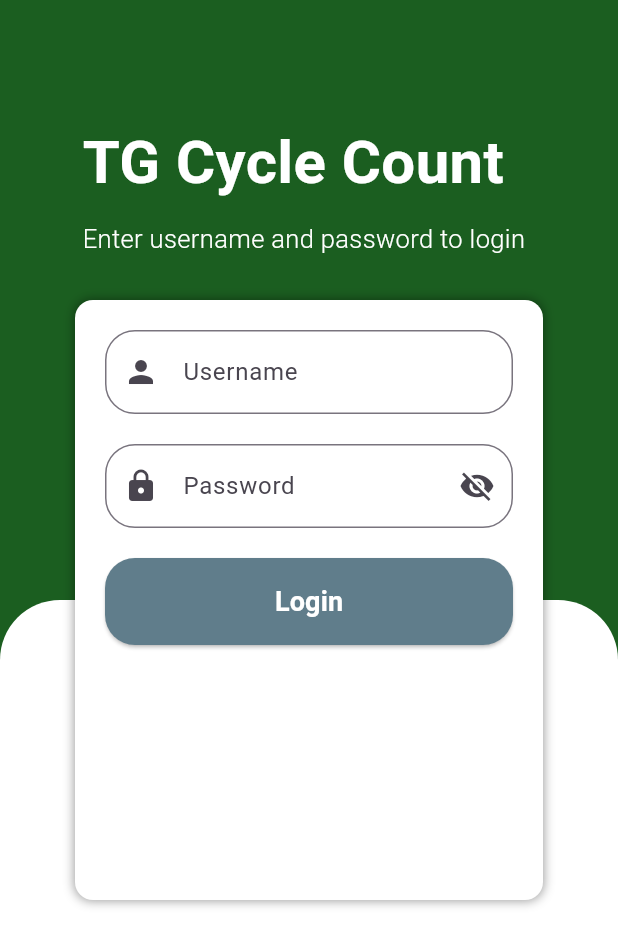
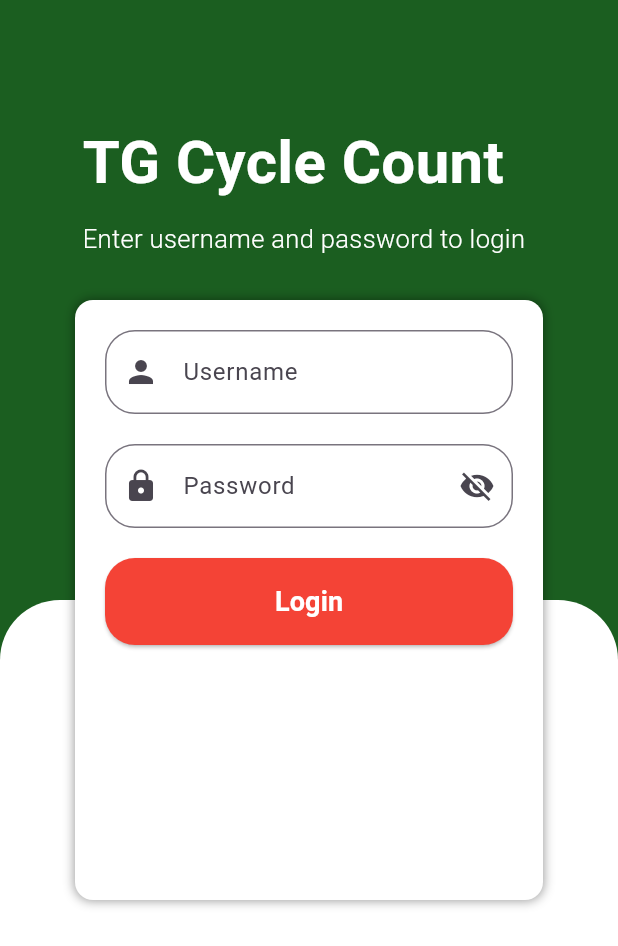
Before and after one commit to ABcDexter/Fun-with-Flutter, a Flutter app: the screen it shows after launch, on a phone screen of 412 x 824 dp. Shown: the top 946 px of the screen. Run offline on Flutter 3.47's test engine with Material 3 defaults, Android fonts, the light colour scheme and no system bars.

Commit message:
Cleaned main.dart

```diff
--- a/tg/lib/main.dart
+++ b/tg/lib/main.dart
@@ -1,5 +1,7 @@
+/* ***************
+    Imports
+**************** */
 import 'dart:convert';
-
 import 'package:flutter/cupertino.dart';
 import 'package:flutter/material.dart';
 import 'package:flutter/services.dart';
@@ -13,6 +15,9 @@ import 'package:tg/widget/tab-bar_widget.dart';
 import 'dart:convert';
 
 
+/*
+Login class to hold user credentials
+*/
 class Login {
   String username; // "VELOCITY",
   String password; // "JPY920",
@@ -31,6 +36,9 @@ class Login {
 
 }
 
+/* ***************
+  Main Function
+**************** */
 main() {
   runApp(MaterialApp(
     debugShowCheckedModeBanner: false,
@@ -196,7 +204,7 @@ class _LoginScreenState extends State<LoginScreen> {
                     width: double.infinity,
                     child: ElevatedButton(
                         style: ElevatedButton.styleFrom(
-                            backgroundColor: Colors.blueGrey,
+                            backgroundColor: Colors.red,
                             padding: const EdgeInsets.symmetric(vertical: 16),
                             shape: RoundedRectangleBorder(
                                 borderRadius: BorderRadius.circular(20))),
@@ -205,7 +213,9 @@ class _LoginScreenState extends State<LoginScreen> {
                             style: TextStyle(
                                 color: Colors.white,
                                 fontWeight: FontWeight.bold,
-                                fontSize: 18))),
+                                fontSize: 18)
+                                )
+                              ),
                   ),
 
                 ],
@@ -245,20 +255,13 @@ class _LoginScreenState extends State<LoginScreen> {
 
 
 class User {
-  String username; // "VELOCITY",
+  String username;     // "VELOCITY",
   String environment; // "JPY920",
-  String role;// "*ALL",
+  String role;       // "*ALL",
   String jasserver; // "http://c1y76088.ora.vtscloud.io:3001",
 
   User(this.username, this.environment, this.role, this.jasserver);
-  /*
-  User User(Map<String, dynamic> data){
-    this.username = data['username'];
-    this.environment = data['environment'];
-    this.role = data['role'];
-    this.jasserver = data['jassserver'];
 
-  }; */
 
   factory User.fromJson(dynamic json){
     return User(json['username'] as String, json['environment'] as String,
@@ -299,16 +302,6 @@ class Home extends StatelessWidget {
   }*/
 
 }
-/*
-Future main() async {
-  WidgetsFlutterBinding.ensureInitialized();
-  await SystemChrome.setPreferredOrientations([
-    DeviceOrientation.portraitUp,
-    DeviceOrientation.portraitDown,
-  ]);
-
-  runApp(MyApp());
-} */
 
 class MyApp extends StatelessWidget {
 static const String title = 'Cycle Count';
```
